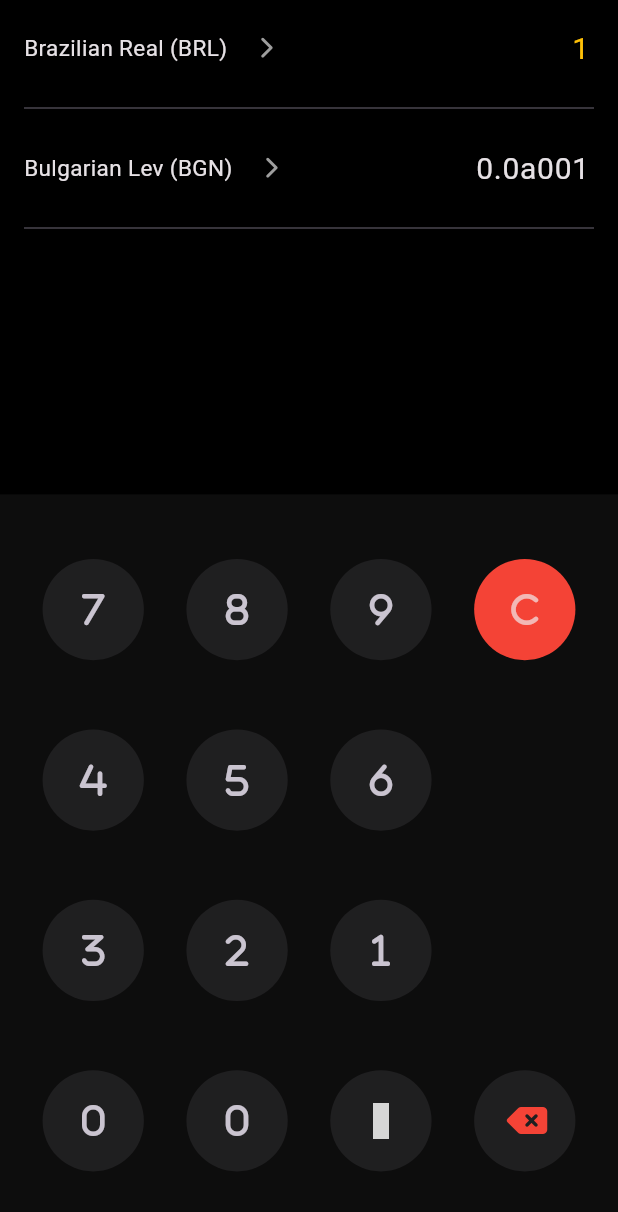
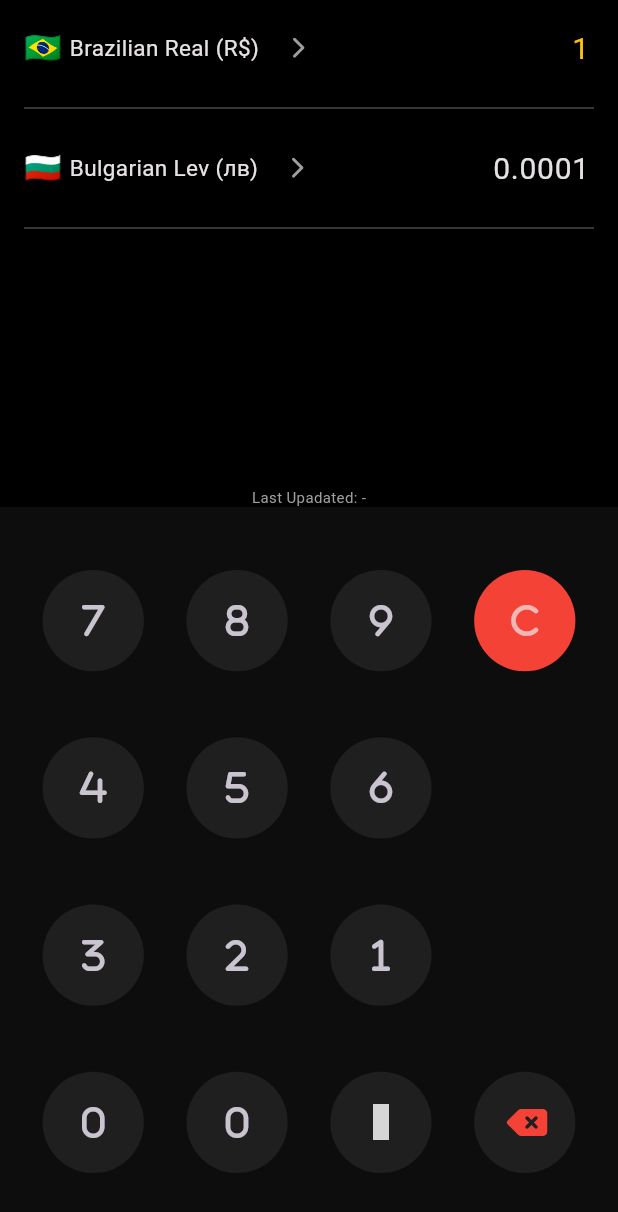
Before and after one commit to rajput-hemant/calculator, a Flutter app: the ExchangeRateScreen screen opened by its route, on a phone screen of 412 x 824 dp. Shown: the top 1212 px of the screen. Run offline on Flutter 3.47's test engine with Material 2 defaults, Android fonts, the phone set to English and light mode, and no system bars; our stand-ins replace flutter_dotenv, flutter_riverpod, font_awesome_flutter, math_expressions, shared_preferences; accounts and stored records are empty; network calls fail; grey boxes are pictures that could not be loaded.

```diff
--- a/lib/screens/exchange_rate_screen.dart
+++ b/lib/screens/exchange_rate_screen.dart
@@ -1,23 +1,29 @@
 import 'package:flutter/material.dart';
+import 'package:flutter_riverpod/flutter_riverpod.dart';
+import 'package:intl/intl.dart';
+import 'package:shared_preferences/shared_preferences.dart';
 
 import '../models/models.dart';
+import '../provider/preferences_provider.dart';
 import '../utils/money_coverter.dart';
 import '../widgets/field_list_tile.dart';
 import '../widgets/keypad.dart';
 
-class ExchangeRateScreen extends StatefulWidget {
+class ExchangeRateScreen extends ConsumerStatefulWidget {
   const ExchangeRateScreen({super.key});
 
   @override
-  State<ExchangeRateScreen> createState() => _ExchangeRateScreenState();
+  ConsumerState<ExchangeRateScreen> createState() => _ExchangeRateScreenState();
 }
 
-class _ExchangeRateScreenState extends State<ExchangeRateScreen> {
+class _ExchangeRateScreenState extends ConsumerState<ExchangeRateScreen> {
   late Map<String, dynamic> _rates;
+  String _lastUpdated = "-";
+
   final TextEditingController _firstFieldController =
       TextEditingController(text: "1");
   final TextEditingController _secondFieldController =
-      TextEditingController(text: "0.0a001");
+      TextEditingController(text: "0.0001");
 
   bool isFirstFieldSelected = true;
   bool isFirstLabelSelected = true;
@@ -33,7 +39,10 @@ class _ExchangeRateScreenState extends State<ExchangeRateScreen> {
       double amount = double.parse(isFirstFieldSelected
           ? _firstFieldController.text
           : _secondFieldController.text);
-      double rate = _rates["data"][to] / _rates["data"][from];
+
+      double rate = isFirstFieldSelected
+          ? _rates["data"][to] / _rates["data"][from]
+          : _rates["data"][from] / _rates["data"][to];
 
       setState(() {
         if (isFirstFieldSelected) {
@@ -68,6 +77,18 @@ class _ExchangeRateScreenState extends State<ExchangeRateScreen> {
       });
     });
 
+    SharedPreferences.getInstance().then((prefs) {
+      final lastUpdated = prefs.getInt("lastUpdated");
+      if (lastUpdated != null) {
+        setState(() {
+          String formattedDateTime = DateFormat('MMMM d, y, h:mm a')
+              .format(DateTime.fromMillisecondsSinceEpoch(lastUpdated));
+
+          _lastUpdated = formattedDateTime;
+        });
+      }
+    });
+
     super.initState();
   }
 
@@ -80,8 +101,14 @@ class _ExchangeRateScreenState extends State<ExchangeRateScreen> {
 
   @override
   Widget build(BuildContext context) {
+    final isTabView = ref.watch(prefrencesProvider).tabView;
+
     return Scaffold(
-      // appBar: AppBar(title: const Text('Currency Conversion')),
+      appBar: isTabView
+          ? null
+          : AppBar(
+              title: const Text('Currency Conversion'),
+            ),
       body: Column(
         children: [
           Expanded(
@@ -92,6 +119,7 @@ class _ExchangeRateScreenState extends State<ExchangeRateScreen> {
                 children: [
                   FieldListTile(
                     list: Currency.currenciesList,
+                    isCurrency: true,
                     controller: _firstFieldController,
                     isFieldSelected: isFirstFieldSelected,
                     isLabelSelected: isFirstLabelSelected,
@@ -115,6 +143,7 @@ class _ExchangeRateScreenState extends State<ExchangeRateScreen> {
                   ),
                   FieldListTile(
                     list: Currency.currenciesList,
+                    isCurrency: true,
                     controller: _secondFieldController,
                     isFieldSelected: !isFirstFieldSelected,
                     isLabelSelected: !isFirstLabelSelected,
@@ -140,6 +169,13 @@ class _ExchangeRateScreenState extends State<ExchangeRateScreen> {
               ),
             ),
           ),
+          Text(
+            "Last Upadated: $_lastUpdated",
+            style: const TextStyle(
+              fontSize: 10,
+              color: Colors.grey,
+            ),
+          ),
           Expanded(
             flex: 3,
             child: Keypad(
--- a/lib/widgets/field_list_tile.dart
+++ b/lib/widgets/field_list_tile.dart
@@ -9,6 +9,7 @@ class FieldListTile extends StatelessWidget {
     super.key,
     required this.controller,
     required this.list,
+    this.isCurrency,
     required this.isFieldSelected,
     required this.isLabelSelected,
     required this.onFieldSelect,
@@ -19,6 +20,7 @@ class FieldListTile extends StatelessWidget {
 
   final TextEditingController controller;
   final List<Unit> list;
+  final bool? isCurrency;
   final bool isFieldSelected;
   final bool isLabelSelected;
   final VoidCallback onFieldSelect;
@@ -41,6 +43,7 @@ class FieldListTile extends StatelessWidget {
                 MaterialPageRoute(
                   builder: (context) => SelectUnitScreen(
                     list: list,
+                    isCurrency: isCurrency,
                     selectedUnitIndex: fieldIndex,
                   ),
                 ),
@@ -52,12 +55,15 @@ class FieldListTile extends StatelessWidget {
             },
             child: Row(
               children: [
+                if (isCurrency == true)
+                  Text(
+                    "${list[fieldIndex].flag!} ",
+                    style: const TextStyle(fontSize: 20),
+                  ),
                 Text(
-                  "${list[fieldIndex].name} (${list[fieldIndex].id})",
+                  "${list[fieldIndex].name} (${isCurrency == true ? list[fieldIndex].symbol : list[fieldIndex].id})",
                   overflow: TextOverflow.ellipsis,
-                  style: const TextStyle(
-                    fontSize: 15,
-                  ),
+                  style: const TextStyle(fontSize: 15, fontFamily: ""),
                 ),
                 const SizedBox(width: 18),
                 const Icon(
```
Also changed, not shown: lib/main.dart (+12 -4 lines), lib/provider/preferences_provider.dart (added, +28 -0 lines), lib/screens/calculator_screen.dart (+24 -28 lines), lib/screens/select_unit_screen.dart (+6 -2 lines), lib/screens/settings_screen.dart (+31 -4 lines), lib/screens/unit_converter_screen.dart (+12 -5 lines), lib/widgets/keypad.dart (+4 -21 lines), lib/widgets/main_appbar.dart (+11 -4 lines), lib/widgets/tab_controller.dart (+10 -34 lines).
